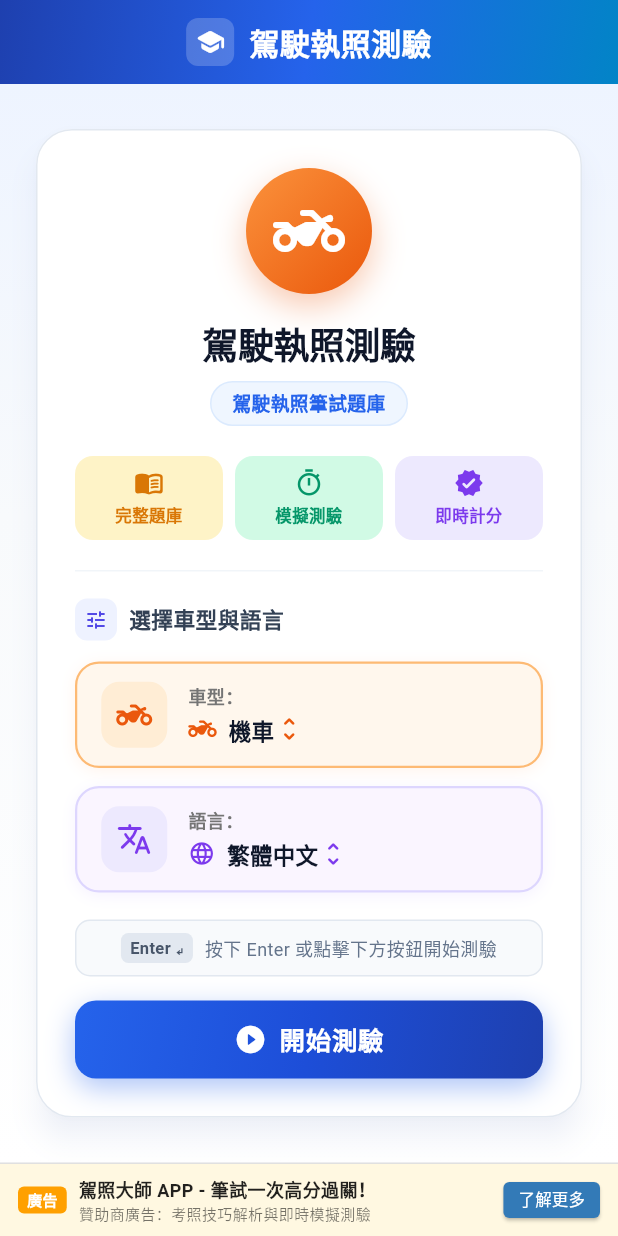
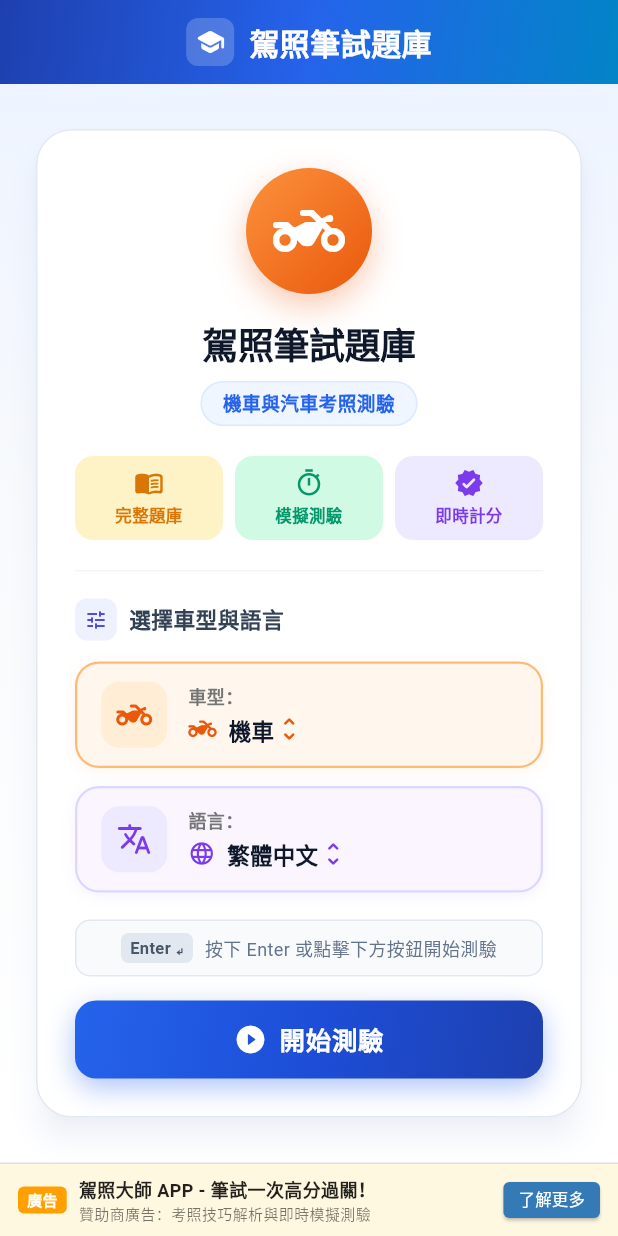
Before and after one commit to kiddos/dlquiz, a Flutter app: the screen it shows after launch, on a phone screen of 412 x 824 dp. Run offline on Flutter 3.47's test engine with Material 3 defaults, Android fonts, the light colour scheme and no system bars; our stand-ins replace sqflite_common_ffi; accounts and stored records are empty.

Commit message:
chore: update app title

```diff
--- a/lib/l10n/app_localizations_zh.dart
+++ b/lib/l10n/app_localizations_zh.dart
@@ -9,10 +9,10 @@
   AppLocalizationsZh([String locale = 'zh']) : super(locale);
 
   @override
-  String get appTitle => '駕駛執照測驗';
+  String get appTitle => '駕照筆試題庫';
 
   @override
-  String get appSubtitle => '駕駛執照筆試題庫';
+  String get appSubtitle => '機車與汽車考照測驗';
 
   @override
   String get vehicleLabel => '車型：';
--- a/lib/l10n/app_zh.arb
+++ b/lib/l10n/app_zh.arb
@@ -1,7 +1,7 @@
 {
   "@@locale": "zh",
-  "appTitle": "駕駛執照測驗",
-  "appSubtitle": "駕駛執照筆試題庫",
+  "appTitle": "駕照筆試題庫",
+  "appSubtitle": "機車與汽車考照測驗",
   "vehicleLabel": "車型：",
   "vehicleMotorcycle": "機車",
   "vehicleCar": "汽車",
--- a/lib/main.dart
+++ b/lib/main.dart
@@ -37,7 +37,8 @@
   @override
   Widget build(BuildContext context) {
     return MaterialApp(
-      title: '台灣駕照小測驗',
+      onGenerateTitle: (context) =>
+          AppLocalizations.of(context)?.appTitle ?? '駕照筆試題庫',
       debugShowCheckedModeBanner: false,
       locale: _locale,
       localizationsDelegates: AppLocalizations.localizationsDelegates,
```
Also changed, not shown: 6 other files.
